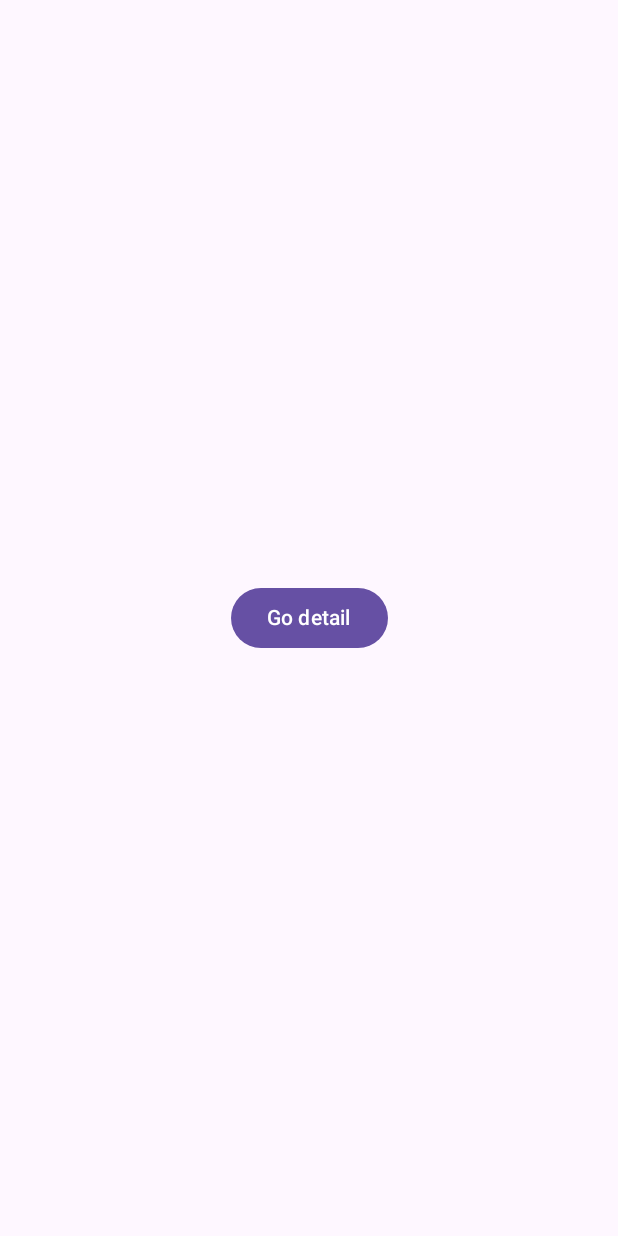
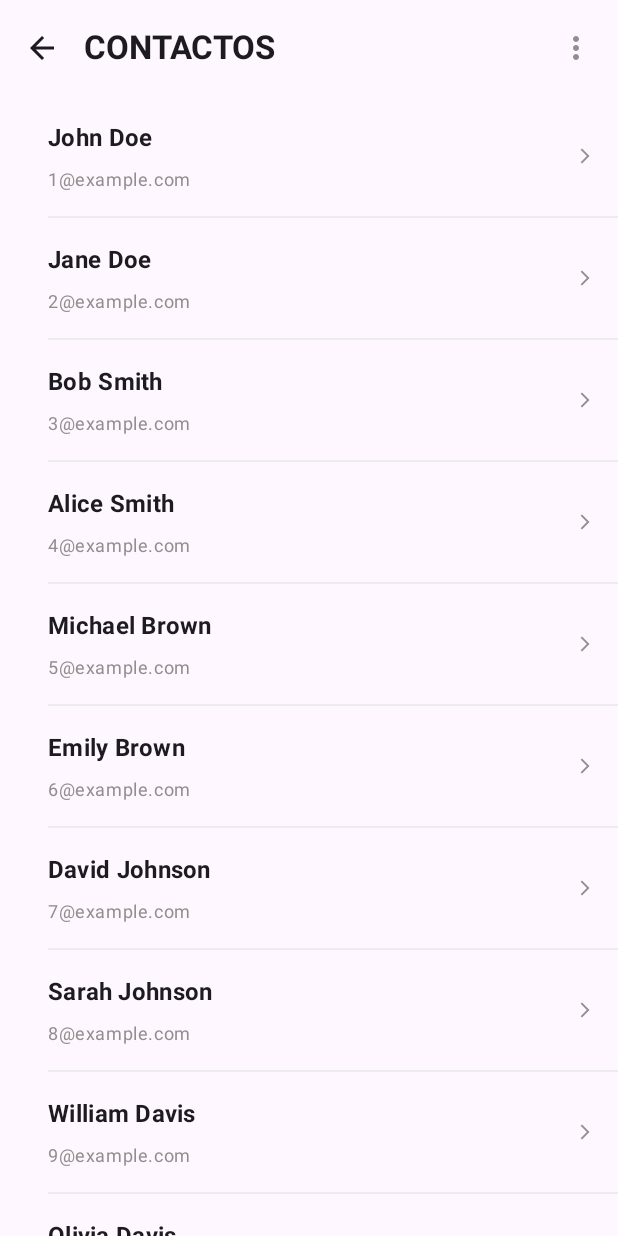
Before and after one commit to JuJoDevs/AppDeveloperTests, an Android app built with Jetpack Compose: the screen it shows after launch (MainActivity), on a phone screen of 412 x 824 dp. Run offline under Robolectric (Android 15) with nearby library versions, the phone set to English and light mode, and no system bars; our stand-ins replace Dagger/Hilt's generated code; pictures from the network do not load.

Commit message:
User Screen

```diff
--- a/app/src/main/java/com/jujodevs/appdevelopertests/MainActivity.kt
+++ b/app/src/main/java/com/jujodevs/appdevelopertests/MainActivity.kt
@@ -13,7 +13,7 @@ class MainActivity : ComponentActivity() {
         super.onCreate(savedInstanceState)
         setContent {
             DeveloperTestsScreen {
-                DeveloperTestsApp()
+                DeveloperTestsApp() { finish() }
             }
         }
     }
--- /dev/null
+++ b/app/src/main/java/com/jujodevs/appdevelopertests/data/remote/FakeUsers.kt
@@ -0,0 +1,118 @@
+package com.jujodevs.appdevelopertests.data.remote
+
+import com.jujodevs.appdevelopertests.domain.User
+
+object FakeUsers {
+    val users = listOf(
+        User(
+            email = "1@example.com",
+            first = "John",
+            last = "Doe",
+            picture = "https://randomuser.me/api/portraits/men/1.jpg",
+            gender = "male",
+            registered = "2019-01-01T00:00:00.000Z",
+            cell = "123456789",
+            latitude = "123.456",
+            longitude = "456.789",
+        ),
+        User(
+            email = "2@example.com",
+            first = "Jane",
+            last = "Doe",
+            picture = "https://randomuser.me/api/portraits/women/1.jpg",
+            gender = "female",
+            registered = "2019-01-01T00:00:00.000Z",
+            cell = "123456789",
+            latitude = "123.456",
+            longitude = "456.789",
+        ),
+        User(
+            email = "3@example.com",
+            first = "Bob",
+            last = "Smith",
+            picture = "https://randomuser.me/api/portraits/men/2.jpg",
+            gender = "male",
+            registered = "2019-01-01T00:00:00.000Z",
+            cell = "123456789",
+            latitude = "123.456",
+            longitude = "456.789",
+        ),
+        User(
+            email = "4@example.com",
+            first = "Alice",
+            last = "Smith",
+            picture = "https://randomuser.me/api/portraits/women/2.jpg",
+            gender = "female",
+            registered = "2019-01-01T00:00:00.000Z",
+            cell = "123456789",
+            latitude = "123.456",
+            longitude = "456.789",
+        ),
+        User(
+            email = "5@example.com",
+            first = "Michael",
+            last = "Brown",
+            picture = "https://randomuser.me/api/portraits/men/3.jpg",
+            gender = "male",
+            registered = "2019-01-01T00:00:00.000Z",
+            cell = "123456789",
+            latitude = "123.456",
+            longitude = "456.789",
+        ),
+        User(
+            email = "6@example.com",
+            first = "Emily",
+            last = "Brown",
+            picture = "https://randomuser.me/api/portraits/women/3.jpg",
+            gender = "female",
+            registered = "2019-01-01T00:00:00.000Z",
+            cell = "123456789",
+            latitude = "123.456",
+            longitude = "456.789",
+        ),
+        User(
+            email = "7@example.com",
+            first = "David",
+            last = "Johnson",
+            picture = "https://randomuser.me/api/portraits/men/4.jpg",
+            gender = "male",
+            registered = "2019-01-01T00:00:00.000Z",
+            cell = "123456789",
+            latitude = "123.456",
+            longitude = "456.789",
+        ),
+        User(
+            email = "8@example.com",
+            first = "Sarah",
+            last = "Johnson",
+            picture = "https://randomuser.me/api/portraits/women/4.jpg",
+            gender = "female",
+            registered = "2019-01-01T00:00:00.000Z",
+            cell = "123456789",
+            latitude = "123.456",
+            longitude = "456.789",
+        ),
+        User(
+            email = "9@example.com",
+            first = "William",
+            last = "Davis",
+            picture = "https://randomuser.me/api/portraits/men/5.jpg",
+            gender = "male",
+            registered = "2019-01-01T00:00:00.000Z",
+            cell = "123456789",
+            latitude = "123.456",
+            longitude = "456.789",
+        ),
+        User(
+            email = "10@example.com",
+            first = "Olivia",
+            last = "Davis",
+            picture = "https://randomuser.me/api/portraits/women/5.jpg",
+            gender = "female",
+            registered = "2019-01-01T00:00:00.000Z",
+            cell = "123456789",
+            latitude = "123.456",
+            longitude = "456.789",
+        ),
+    )
+}
--- a/app/src/main/java/com/jujodevs/appdevelopertests/ui/DeveloperTestsApp.kt
+++ b/app/src/main/java/com/jujodevs/appdevelopertests/ui/DeveloperTestsApp.kt
@@ -11,14 +11,22 @@ import androidx.compose.ui.Alignment
 import androidx.compose.ui.Modifier
 import androidx.navigation.compose.rememberNavController
 import com.jujodevs.appdevelopertests.ui.navigation.Navigation
+import com.jujodevs.appdevelopertests.ui.screens.users.UsersTopBar
 import com.jujodevs.appdevelopertests.ui.theme.AppDeveloperTestsTheme
 
 @Composable
-fun DeveloperTestsApp(modifier: Modifier = Modifier) {
+fun DeveloperTestsApp(
+    modifier: Modifier = Modifier,
+    onFinishApp: () -> Unit = {}
+) {
     val navHostController = rememberNavController()
 
     Scaffold(
-        topBar = {},
+        topBar = {
+            UsersTopBar(
+                onNavigateBack = onFinishApp,
+            )
+        },
         content = { padding ->
             Box(
                 contentAlignment = Alignment.Center,
--- a/app/src/main/java/com/jujodevs/appdevelopertests/ui/screens/users/UsersScreen.kt
+++ b/app/src/main/java/com/jujodevs/appdevelopertests/ui/screens/users/UsersScreen.kt
@@ -1,24 +1,124 @@
 package com.jujodevs.appdevelopertests.ui.screens.users
 
+import androidx.compose.foundation.background
+import androidx.compose.foundation.clickable
 import androidx.compose.foundation.layout.Box
+import androidx.compose.foundation.layout.Column
+import androidx.compose.foundation.layout.Row
+import androidx.compose.foundation.layout.Spacer
 import androidx.compose.foundation.layout.fillMaxSize
-import androidx.compose.material3.Button
+import androidx.compose.foundation.layout.fillMaxWidth
+import androidx.compose.foundation.layout.height
+import androidx.compose.foundation.layout.padding
+import androidx.compose.foundation.layout.size
+import androidx.compose.foundation.lazy.LazyColumn
+import androidx.compose.foundation.lazy.items
+import androidx.compose.foundation.shape.CircleShape
+import androidx.compose.material.icons.Icons
+import androidx.compose.material.icons.filled.ArrowForwardIos
+import androidx.compose.material3.CircularProgressIndicator
+import androidx.compose.material3.Icon
+import androidx.compose.material3.MaterialTheme
 import androidx.compose.material3.Text
 import androidx.compose.runtime.Composable
 import androidx.compose.ui.Alignment
 import androidx.compose.ui.Modifier
+import androidx.compose.ui.draw.clip
+import androidx.compose.ui.text.font.FontWeight
+import androidx.compose.ui.unit.dp
+import androidx.hilt.navigation.compose.hiltViewModel
+import androidx.lifecycle.compose.collectAsStateWithLifecycle
+import coil.compose.AsyncImage
+import com.jujodevs.appdevelopertests.domain.User
 
 @Composable
 fun UsersScreen(
     modifier: Modifier = Modifier,
+    viewModel: UsersViewModel = hiltViewModel(),
     onNavigateToDetail: (String) -> Unit
 ) {
+    val state = viewModel.state.collectAsStateWithLifecycle()
+
     Box(
         contentAlignment = Alignment.Center,
         modifier = modifier.fillMaxSize(),
     ) {
-        Button(onClick = { onNavigateToDetail("email@example.com") }) {
-            Text(text = "Go detail")
+        when {
+            state.value.loading -> { CircularProgressIndicator() }
+            state.value.users.isNotEmpty() -> {
+                LazyColumn(Modifier.fillMaxSize()) {
+                    items(state.value.users) { user ->
+                        UserItem(
+                            user = user,
+                            onNavigateToDetail = onNavigateToDetail,
+                        )
+                    }
+                }
+            }
         }
     }
 }
+
+@Composable
+fun UserItem(
+    user: User,
+    modifier: Modifier = Modifier,
+    onNavigateToDetail: (String) -> Unit
+) {
+    Row(
+        modifier = modifier
+            .fillMaxWidth()
+            .clickable { onNavigateToDetail(user.email) },
+    ) {
+        AsyncImage(
+            model = user.picture,
+            contentDescription = user.first,
+            modifier = Modifier
+                .padding(16.dp)
+                .clip(CircleShape),
+        )
+        Column(
+            horizontalAlignment = Alignment.End,
+            modifier = Modifier
+                .fillMaxSize(),
+        ) {
+            Row(
+                verticalAlignment = Alignment.CenterVertically,
+                modifier = Modifier.fillMaxSize(),
+            ) {
+                Column(
+                    modifier = Modifier
+                        .padding(vertical = 16.dp)
+                        .weight(1f),
+                ) {
+                    Text(
+                        text = "${user.first} ${user.last}",
+                        style = MaterialTheme.typography.titleMedium
+                            .copy(fontWeight = FontWeight.Bold),
+                    )
+                    Spacer(modifier = Modifier.height(8.dp))
+                    Text(
+                        text = user.email,
+                        style = MaterialTheme.typography.bodySmall.copy(
+                            color = MaterialTheme.colorScheme.onSurfaceVariant,
+                        ),
+                    )
+                }
+                Icon(
+                    imageVector = Icons.Default.ArrowForwardIos,
+                    contentDescription = null,
+                    tint = MaterialTheme.colorScheme.onSurfaceVariant,
+                    modifier = Modifier
+                        .padding(16.dp)
+                        .size(12.dp),
+                )
+            }
+            Spacer(
+                modifier = Modifier
+                    .height(1.dp)
+                    .fillMaxWidth()
+                    .background(MaterialTheme.colorScheme.outlineVariant),
+            )
+        }
+    }
+}
--- /dev/null
+++ b/app/src/main/java/com/jujodevs/appdevelopertests/ui/screens/users/UsersTopBar.kt
@@ -0,0 +1,42 @@
+package com.jujodevs.appdevelopertests.ui.screens.users
+
+import androidx.compose.material.icons.Icons
+import androidx.compose.material.icons.filled.ArrowBack
+import androidx.compose.material.icons.filled.MoreVert
+import androidx.compose.material3.ExperimentalMaterial3Api
+import androidx.compose.material3.Icon
+import androidx.compose.material3.IconButton
+import androidx.compose.material3.Text
+import androidx.compose.material3.TopAppBar
+import androidx.compose.runtime.Composable
+import androidx.compose.ui.Modifier
+import androidx.compose.ui.res.stringResource
+import androidx.compose.ui.text.font.FontWeight
+import com.jujodevs.appdevelopertests.R
+
+@OptIn(ExperimentalMaterial3Api::class)
+@Composable
+fun UsersTopBar(
+    modifier: Modifier = Modifier,
+    onNavigateBack: () -> Unit = {}
+) {
+    TopAppBar(
+        title = {
+            Text(
+                text = stringResource(R.string.contacts),
+                fontWeight = FontWeight.Bold,
+            )
+        },
+        navigationIcon = {
+            IconButton(onClick = onNavigateBack) {
+                Icon(imageVector = Icons.Default.ArrowBack, contentDescription = null)
+            }
+        },
+        actions = {
+            IconButton(onClick = { }) {
+                Icon(imageVector = Icons.Default.MoreVert, contentDescription = null)
+            }
+        },
+        modifier = modifier,
+    )
+}
--- /dev/null
+++ b/app/src/main/java/com/jujodevs/appdevelopertests/ui/screens/users/UsersViewModel.kt
@@ -0,0 +1,36 @@
+package com.jujodevs.appdevelopertests.ui.screens.users
+
+import androidx.lifecycle.ViewModel
+import androidx.lifecycle.viewModelScope
+import com.jujodevs.appdevelopertests.data.remote.FakeUsers
+import com.jujodevs.appdevelopertests.domain.User
+import dagger.hilt.android.lifecycle.HiltViewModel
+import javax.inject.Inject
+import kotlinx.coroutines.delay
+import kotlinx.coroutines.flow.MutableStateFlow
+import kotlinx.coroutines.flow.asStateFlow
+import kotlinx.coroutines.launch
+
+@HiltViewModel
+class UsersViewModel @Inject constructor() : ViewModel() {
+
+    companion object {
+        private const val FAKE_DELAY = 2000L
+    }
+
+    private val _state = MutableStateFlow(UiState())
+    val state = _state.asStateFlow()
+
+    init {
+        viewModelScope.launch {
+            _state.value = UiState(loading = true)
+            delay(FAKE_DELAY)
+            _state.value = UiState(users = FakeUsers.users)
+        }
+    }
+}
+
+data class UiState(
+    val loading: Boolean = false,
+    val users: List<User> = emptyList()
+)
--- a/app/src/main/java/com/jujodevs/appdevelopertests/ui/theme/Color.kt
+++ b/app/src/main/java/com/jujodevs/appdevelopertests/ui/theme/Color.kt
@@ -5,6 +5,8 @@ import androidx.compose.ui.graphics.Color
 val Purple80 = Color(0xFFD0BCFF)
 val PurpleGrey80 = Color(0xFFCCC2DC)
 val Pink80 = Color(0xFFEFB8C8)
+val LightGray = Color(0xFF938E8E)
+val UltraLightGray = Color(0xFFEDEDED)
 
 val Purple40 = Color(0xFF6650a4)
 val PurpleGrey40 = Color(0xFF625b71)
--- a/app/src/main/java/com/jujodevs/appdevelopertests/ui/theme/Theme.kt
+++ b/app/src/main/java/com/jujodevs/appdevelopertests/ui/theme/Theme.kt
@@ -25,6 +25,8 @@ private val LightColorScheme = lightColorScheme(
     primary = Purple40,
     secondary = PurpleGrey40,
     tertiary = Pink40,
+    onSurfaceVariant = LightGray,
+    outlineVariant = UltraLightGray,
 
     /* Other default colors to override
     background = Color(0xFFFFFBFE),
--- a/app/src/main/res/values/strings.xml
+++ b/app/src/main/res/values/strings.xml
@@ -1,3 +1,4 @@
 <resources>
     <string name="app_name">AppDeveloperTests</string>
+    <string name="contacts">CONTACTOS</string>
 </resources>
```
